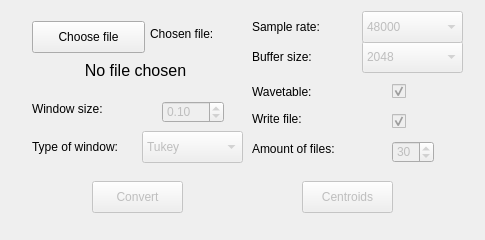
First picture: the form in converter/ui/convert_gui.ui, repository kj-jondell/Diabetes-Synth, before the edit.
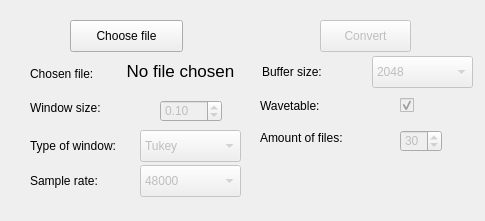
Second picture: the form after the edit.

Commit message: no write file option or centroids button

```diff
--- a/converter/ui/convert_gui.ui
+++ b/converter/ui/convert_gui.ui
@@ -7,7 +7,7 @@
     <x>0</x>
     <y>0</y>
     <width>485</width>
-    <height>240</height>
+    <height>221</height>
    </rect>
   </property>
   <property name="sizePolicy">
@@ -19,13 +19,13 @@
   <property name="minimumSize">
    <size>
     <width>485</width>
-    <height>240</height>
+    <height>221</height>
    </size>
   </property>
   <property name="maximumSize">
    <size>
     <width>485</width>
-    <height>240</height>
+    <height>221</height>
    </size>
   </property>
   <property name="windowTitle">
@@ -37,8 +37,8 @@
    </property>
    <property name="geometry">
     <rect>
-     <x>142</x>
-     <y>131</y>
+     <x>140</x>
+     <y>130</y>
      <width>101</width>
      <height>32</height>
     </rect>
@@ -81,8 +81,8 @@
   <widget class="QLabel" name="label_2">
    <property name="geometry">
     <rect>
-     <x>252</x>
-     <y>47</y>
+     <x>262</x>
+     <y>62</y>
      <width>81</width>
      <height>20</height>
     </rect>
@@ -91,30 +91,14 @@
     <string>Buffer size:</string>
    </property>
   </widget>
-  <widget class="QPushButton" name="centroids_button">
-   <property name="enabled">
-    <bool>false</bool>
-   </property>
-   <property name="geometry">
-    <rect>
-     <x>302</x>
-     <y>181</y>
-     <width>91</width>
-     <height>32</height>
-    </rect>
-   </property>
-   <property name="text">
-    <string>Centroids</string>
-   </property>
-  </widget>
   <widget class="QCheckBox" name="is_wavetable">
    <property name="enabled">
     <bool>false</bool>
    </property>
    <property name="geometry">
     <rect>
-     <x>392</x>
-     <y>81</y>
+     <x>400</x>
+     <y>95</y>
      <width>86</width>
      <height>20</height>
     </rect>
@@ -126,27 +110,14 @@
     <bool>true</bool>
    </property>
   </widget>
-  <widget class="QLabel" name="label_5">
-   <property name="geometry">
-    <rect>
-     <x>252</x>
-     <y>111</y>
-     <width>59</width>
-     <height>16</height>
-    </rect>
-   </property>
-   <property name="text">
-    <string>Write file:</string>
-   </property>
-  </widget>
   <widget class="QComboBox" name="buffer_size">
    <property name="enabled">
     <bool>false</bool>
    </property>
    <property name="geometry">
     <rect>
-     <x>362</x>
-     <y>41</y>
+     <x>372</x>
+     <y>56</y>
      <width>101</width>
      <height>32</height>
     </rect>
@@ -184,8 +155,8 @@
   <widget class="QLabel" name="label_6">
    <property name="geometry">
     <rect>
-     <x>252</x>
-     <y>141</y>
+     <x>260</x>
+     <y>130</y>
      <width>101</width>
      <height>16</height>
     </rect>
@@ -200,8 +171,8 @@
    </property>
    <property name="geometry">
     <rect>
-     <x>392</x>
-     <y>141</y>
+     <x>400</x>
+     <y>130</y>
      <width>42</width>
      <height>22</height>
     </rect>
@@ -219,8 +190,8 @@
    </property>
    <property name="geometry">
     <rect>
-     <x>362</x>
-     <y>11</y>
+     <x>140</x>
+     <y>165</y>
      <width>101</width>
      <height>32</height>
     </rect>
@@ -258,8 +229,8 @@
   <widget class="QPushButton" name="file_chooser">
    <property name="geometry">
     <rect>
-     <x>32</x>
-     <y>21</y>
+     <x>70</x>
+     <y>20</y>
      <width>113</width>
      <height>32</height>
     </rect>
@@ -271,8 +242,8 @@
   <widget class="QLabel" name="label">
    <property name="geometry">
     <rect>
-     <x>150</x>
-     <y>20</y>
+     <x>30</x>
+     <y>60</y>
      <width>91</width>
      <height>21</height>
     </rect>
@@ -290,8 +261,8 @@
    </property>
    <property name="geometry">
     <rect>
-     <x>162</x>
-     <y>101</y>
+     <x>160</x>
+     <y>100</y>
      <width>62</width>
      <height>22</height>
     </rect>
@@ -315,8 +286,8 @@
   <widget class="QLabel" name="label_4">
    <property name="geometry">
     <rect>
-     <x>252</x>
-     <y>81</y>
+     <x>260</x>
+     <y>95</y>
      <width>81</width>
      <height>21</height>
     </rect>
@@ -325,30 +296,11 @@
     <string>Wavetable:</string>
    </property>
   </widget>
-  <widget class="QCheckBox" name="write_files">
-   <property name="enabled">
-    <bool>false</bool>
-   </property>
-   <property name="geometry">
-    <rect>
-     <x>392</x>
-     <y>111</y>
-     <width>86</width>
-     <height>20</height>
-    </rect>
-   </property>
-   <property name="text">
-    <string/>
-   </property>
-   <property name="checked">
-    <bool>true</bool>
-   </property>
-  </widget>
   <widget class="QLabel" name="label_3">
    <property name="geometry">
     <rect>
-     <x>32</x>
-     <y>101</y>
+     <x>30</x>
+     <y>100</y>
      <width>91</width>
      <height>16</height>
     </rect>
@@ -363,8 +315,8 @@
    </property>
    <property name="geometry">
     <rect>
-     <x>92</x>
-     <y>181</y>
+     <x>320</x>
+     <y>20</y>
      <width>91</width>
      <height>32</height>
     </rect>
@@ -376,8 +328,8 @@
   <widget class="QLabel" name="label_7">
    <property name="geometry">
     <rect>
-     <x>32</x>
-     <y>136</y>
+     <x>30</x>
+     <y>135</y>
      <width>101</width>
      <height>21</height>
     </rect>
@@ -389,8 +341,8 @@
   <widget class="QLabel" name="label_8">
    <property name="geometry">
     <rect>
-     <x>252</x>
-     <y>16</y>
+     <x>30</x>
+     <y>170</y>
      <width>81</width>
      <height>21</height>
     </rect>
@@ -402,22 +354,22 @@
   <widget class="QLabel" name="filename">
    <property name="geometry">
     <rect>
-     <x>30</x>
-     <y>50</y>
-     <width>211</width>
-     <height>41</height>
+     <x>120</x>
+     <y>60</y>
+     <width>121</width>
+     <height>21</height>
     </rect>
    </property>
    <property name="font">
     <font>
-     <pointsize>12</pointsize>
+     <pointsize>13</pointsize>
     </font>
    </property>
    <property name="text">
     <string>No file chosen</string>
    </property>
    <property name="alignment">
-    <set>Qt::AlignCenter</set>
+    <set>Qt::AlignBottom|Qt::AlignHCenter</set>
    </property>
    <property name="wordWrap">
     <bool>true</bool>
```
Left out of the diff: 3 changed lines with no effect on the pictures. The commit also changes 7 other files.
